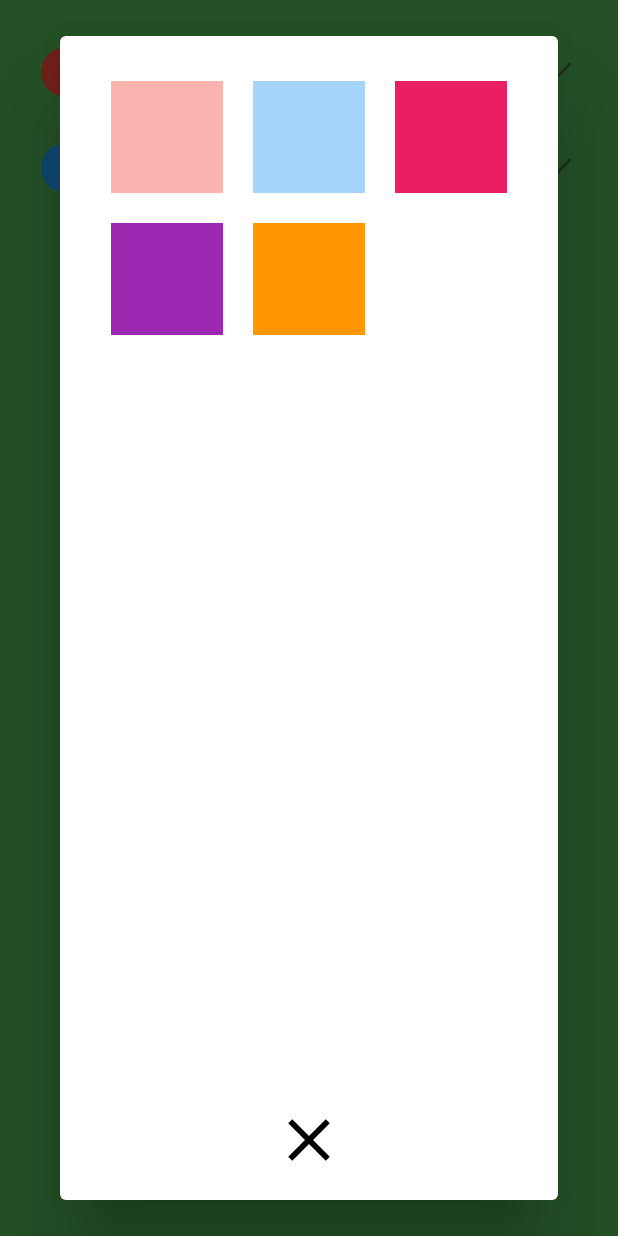
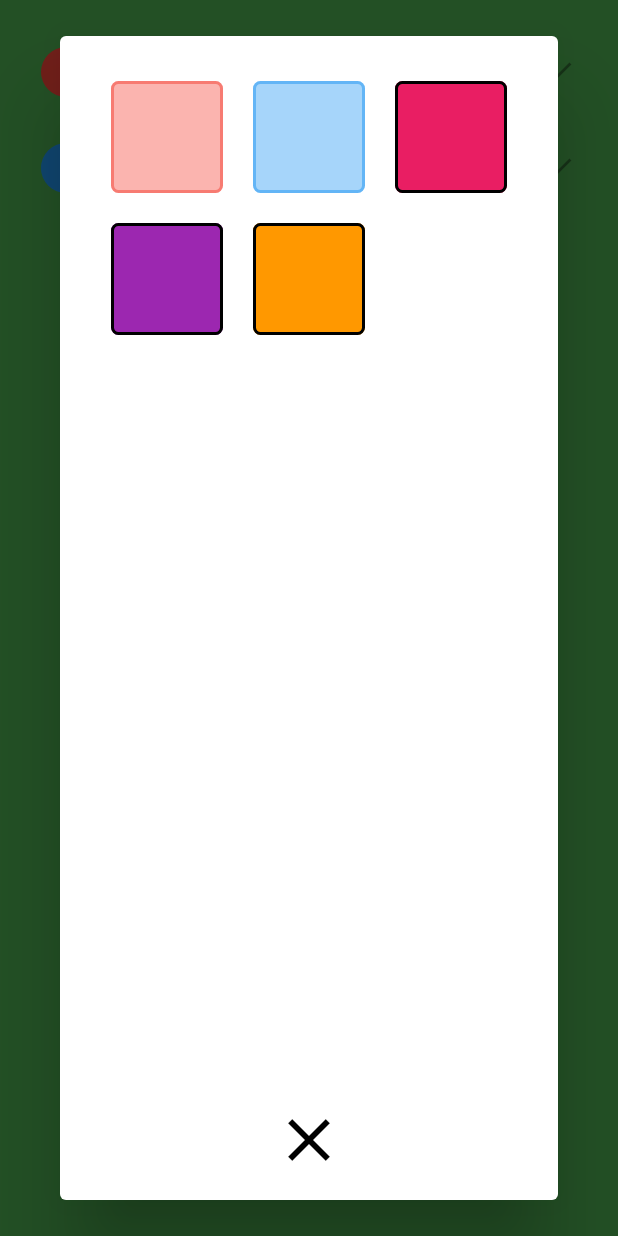
Before and after one commit to teejstroyer/fish_bowl_game, a Flutter app: the screen it shows after launch, after a tap on the "circle" icon, on a phone screen of 412 x 824 dp. Run offline on Flutter 3.47's test engine with Material 2 defaults, Android fonts, the phone set to English and light mode, and no system bars; our stand-ins replace audioplayers; project files that could hold a hidden picture were left out.

Commit message:
updated button styles to show selection

```diff
--- a/lib/components/team_entry.dart
+++ b/lib/components/team_entry.dart
@@ -95,7 +95,18 @@ class _TeamEntryState extends State<TeamEntry> {
                           child: Container(
                             padding: const EdgeInsets.all(10),
                             child: Material(
+                              borderRadius: BorderRadius.circular(5),
                               color: isNotUsed ? color : color.withOpacity(.4),
+                              child: Ink(
+                                decoration: BoxDecoration(
+                                  border: Border.all(
+                                    color: isNotUsed
+                                        ? Colors.black
+                                        : color.withOpacity(.5),
+                                    width: 2,
+                                  ),
+                                  borderRadius: BorderRadius.circular(5),
+                                ),
                                 child: InkWell(
                                   onTap: isNotUsed
                                       ? () {
@@ -103,6 +114,7 @@ class _TeamEntryState extends State<TeamEntry> {
                                           Navigator.of(context).pop();
                                         }
                                       : null,
+                                ),
                               ),
                             ),
                           ),
```
Lines whose indentation alone changed are shown as unchanged.
